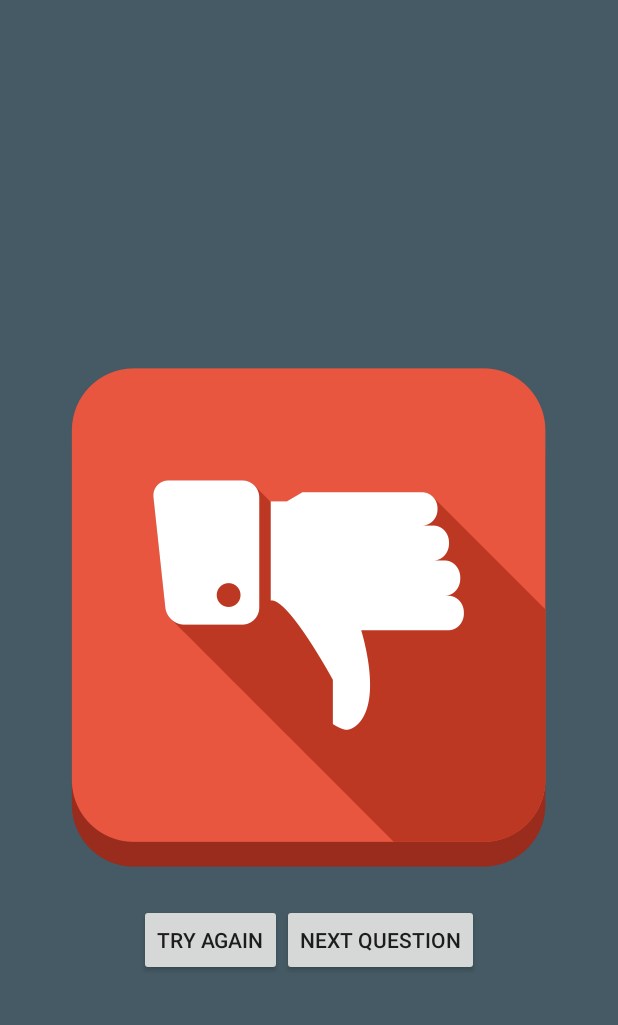
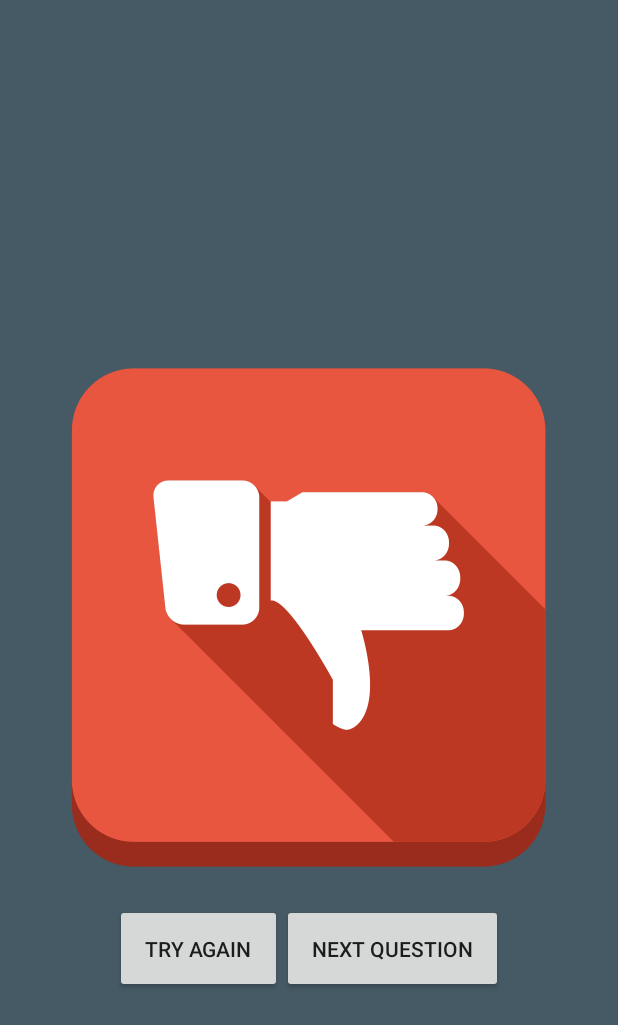
Before and after one commit to fed/ChallenGeo, an Android app: the fragment AnswerFragment placed in its activity, on a phone screen of 412 x 824 dp. Shown: the top 1025 px of the screen. Run offline under Robolectric (Android 15) with nearby library versions, the phone set to English and light mode, and no system bars; our stand-ins replace Picasso; pictures from the network do not load; 4 statements that could not run were skipped.

Commit message:
Add landscape layout for AnswerFragment

```diff
--- /dev/null
+++ b/app/src/main/res/layout-land/answer_error.xml
@@ -0,0 +1,53 @@
+<?xml version="1.0" encoding="utf-8"?>
+<LinearLayout xmlns:android="http://schemas.android.com/apk/res/android"
+    android:layout_width="match_parent"
+    android:layout_height="match_parent"
+    android:background="@color/grey"
+    android:orientation="horizontal">
+
+    <RelativeLayout
+        android:layout_width="0dp"
+        android:layout_height="match_parent"
+        android:layout_weight="1">
+
+        <ImageView
+            android:id="@+id/wrong_answer_icon"
+            android:layout_width="wrap_content"
+            android:layout_height="wrap_content"
+            android:src="@drawable/thumb_down"
+            android:layout_marginBottom="20dp"
+            android:layout_centerInParent="true"
+            android:contentDescription="@string/wrong_answer" />
+    </RelativeLayout>
+
+    <RelativeLayout
+        android:layout_width="0dp"
+        android:layout_height="match_parent"
+        android:layout_weight="1">
+
+        <RelativeLayout
+            android:layout_width="wrap_content"
+            android:layout_height="wrap_content"
+            android:layout_centerInParent="true">
+            <Button
+                android:id="@+id/try_again"
+                android:layout_width="wrap_content"
+                android:layout_height="wrap_content"
+                android:text="@string/try_again"
+                android:padding="20dp"
+                android:layout_centerHorizontal="true" />
+
+            <Button
+                android:id="@+id/next_question"
+                android:layout_width="wrap_content"
+                android:layout_height="wrap_content"
+                android:text="@string/next_question"
+                android:layout_below="@id/try_again"
+                android:padding="20dp"
+                android:layout_centerHorizontal="true" />
+        </RelativeLayout>
+
+    </RelativeLayout>
+
+
+</LinearLayout>
--- a/app/src/main/res/layout/answer_correct.xml
+++ b/app/src/main/res/layout/answer_correct.xml
@@ -20,6 +20,10 @@
         android:layout_gravity="center_horizontal"
         android:layout_below="@id/right_answer_icon"
         android:text="@string/next_question"
-        android:layout_centerHorizontal="true" />
+        android:layout_centerHorizontal="true"
+        android:paddingLeft="40dp"
+        android:paddingRight="40dp"
+        android:paddingTop="20dp"
+        android:paddingBottom="20dp" />
 
 </RelativeLayout>
--- a/app/src/main/res/layout/answer_error.xml
+++ b/app/src/main/res/layout/answer_error.xml
@@ -23,14 +23,16 @@
             android:id="@+id/try_again"
             android:layout_width="wrap_content"
             android:layout_height="wrap_content"
-            android:text="@string/try_again" />
+            android:text="@string/try_again"
+            android:padding="20dp" />
 
         <Button
             android:id="@+id/next_question"
             android:layout_width="wrap_content"
             android:layout_height="wrap_content"
             android:text="@string/next_question"
-            android:layout_toRightOf="@id/try_again" />
+            android:layout_toRightOf="@id/try_again"
+            android:padding="20dp" />
 
     </RelativeLayout>
 
```
Also changed, not shown: app/src/main/res/layout-land/answer_correct.xml (added, +42 -0 lines).
